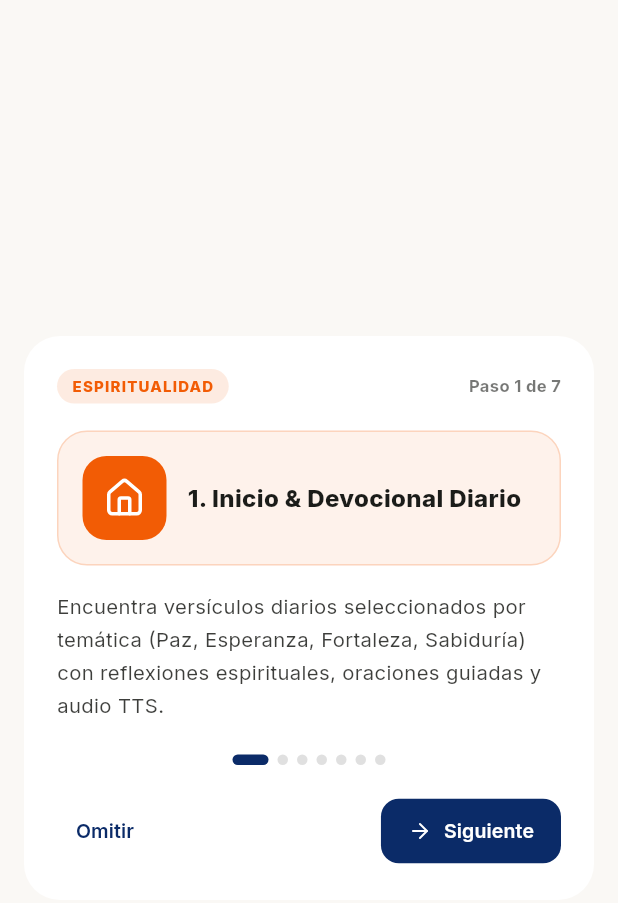
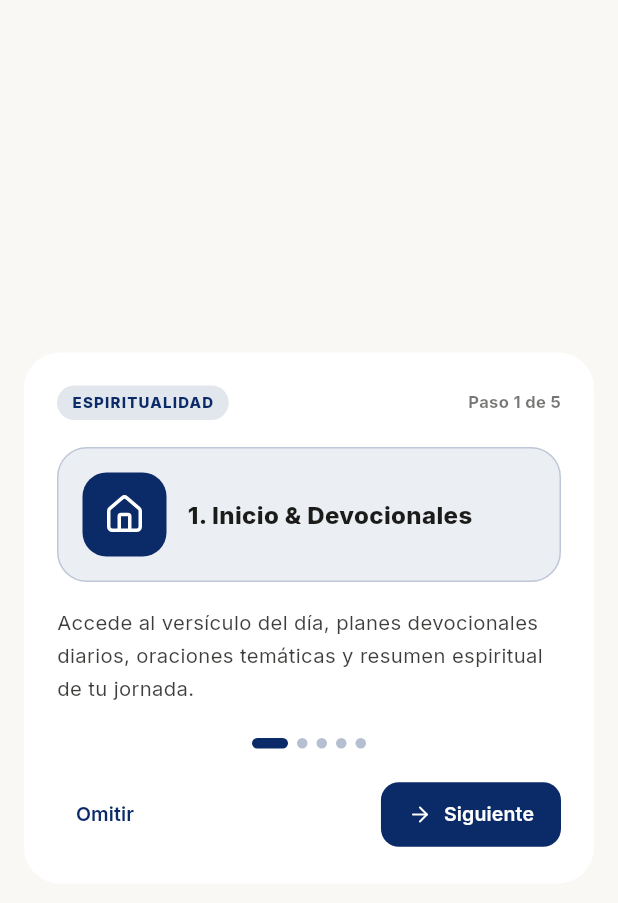
Before and after one commit to csarini/Bible-AI, a Flutter app: the CoachMarkGuideDialog widget shown alone on an empty page, opened directly, on a phone screen of 412 x 824 dp. Shown: the top 903 px of the screen. Run offline on Flutter 3.47's test engine with Material 3 defaults, Android fonts, the phone set to English and light mode, and no system bars; our stand-ins replace drift, flutter_riverpod, google_fonts, lucide_icons_flutter, package_info_plus, share_plus; missing offline and left inert: home_widget; accounts and stored records are empty; generated files the repository leaves out were written again.

Commit message:
se realizan ajustes

```diff
--- a/flutter/lib/shared/widgets/coachmark_guide_dialog.dart
+++ b/flutter/lib/shared/widgets/coachmark_guide_dialog.dart
@@ -1,80 +1,63 @@
 import 'package:flutter/material.dart';
 import 'package:google_fonts/google_fonts.dart';
 import 'package:lucide_icons_flutter/lucide_icons.dart';
-import '../../core/theme/sanctuary_colors.dart';
 
 class GuideStep {
   final String title;
   final String description;
   final IconData icon;
-  final Color color;
   final String tag;
+  final int targetIndex; // Índice correspondiente en selectedTabProvider
 
   const GuideStep({
     required this.title,
     required this.description,
     required this.icon,
-    required this.color,
     required this.tag,
+    required this.targetIndex,
   });
 }
 
 const List<GuideStep> kGuideSteps = [
   GuideStep(
-    title: '1. Inicio & Devocional Diario',
+    title: '1. Inicio & Devocionales',
     description:
-        'Encuentra versículos diarios seleccionados por temática (Paz, Esperanza, Fortaleza, Sabiduría) con reflexiones espirituales, oraciones guiadas y audio TTS.',
+        'Accede al versículo del día, planes devocionales diarios, oraciones temáticas y resumen espiritual de tu jornada.',
     icon: LucideIcons.home,
-    color: SanctuaryColors.sunOrange,
     tag: 'ESPIRITUALIDAD',
+    targetIndex: 0,
   ),
   GuideStep(
-    title: '2. Lector Bíblico & Versículos',
+    title: '2. Búsqueda & Biblioteca (66 Libros)',
     description:
-        'Lee los 66 libros canónicos con ajuste de tamaño de letra, fuentes (Merriweather, Playfair, Jakarta), interlineado, resaltador multicolor y notas personales.',
-    icon: LucideIcons.bookOpen,
-    color: SanctuaryColors.waveNavy,
-    tag: 'CANON BÍBLICO',
+        'Explora los 66 libros del Antiguo y Nuevo Testamento. Escribe referencias directas (ej. "Juan 3:16") para saltar al texto al instante.',
+    icon: LucideIcons.library,
+    tag: 'NAVEGACIÓN',
+    targetIndex: 2,
   ),
   GuideStep(
-    title: '3. Biblioteca & Búsqueda Rápida',
+    title: '3. Lectura Inmersiva',
     description:
-        'Filtra rápidamente por Antiguo y Nuevo Testamento. Escribe referencias directas como "Juan 3:16" o "Mateo 4" para saltar al versículo al instante.',
-    icon: LucideIcons.search,
-    color: SanctuaryColors.cyanAccent,
-    tag: 'NAVEGACIÓN',
+        'Experiencia de lectura inmersiva con selección de tipografías, tamaño de letra, interlineado y resaltador de versículos.',
+    icon: LucideIcons.bookOpen,
+    tag: 'CANON BÍBLICO',
+    targetIndex: 1,
   ),
   GuideStep(
-    title: '4. Mapas Bíblicos Interactivos',
+    title: '4. Notas & Versículos Guardados',
     description:
-        'Explora los 4 viajes misioneros del apóstol Pablo, la ruta del Éxodo por el Mar Rojo y el Monte Sinaí con detalles geográficos e históricos.',
-    icon: LucideIcons.map,
-    color: SanctuaryColors.waveNavy,
-    tag: 'GEOGRAFÍA BÍBLICA',
+        'Organiza tus versículos marcados, marcadores de lectura y apuntes personales en un solo lugar estructurado.',
+    icon: LucideIcons.bookmark,
+    tag: 'ESTUDIO PERSONAL',
+    targetIndex: 3,
   ),
   GuideStep(
-    title: '5. Prédicas & Modo Púlpito HD',
+    title: '5. Mentor Teológico IA',
     description:
-        'Diseñado para pastores y predicadores: vista de alto contraste para proyección, temporizador de mensaje, notas de sermón y control de tipografía grande.',
-    icon: LucideIcons.mic,
-    color: SanctuaryColors.brandPurple,
-    tag: 'MINISTERIO',
-  ),
-  GuideStep(
-    title: '6. Mentor Teológico IA',
-    description:
-        'Consulta dudas doctrinales, contexto histórico y pasajes paralelos con asistencia de IA responsable basada estrictamente en las Sagradas Escrituras.',
+        'Asistente bíblico con inteligencia artificial para responder consultas doctrinales, contextos históricos y pasajes paralelos.',
     icon: LucideIcons.sparkles,
-    color: Color(0xFF10B981),
-    tag: 'ESTUDIO BÍBLICO',
-  ),
-  GuideStep(
-    title: '7. Ajustes, 3 Temas & Respaldo JSON',
-    description:
-        'Alterna al instante entre modo Claro (Pergamino), Sepia (Cálido) y Oscuro (Noche). Exporta e importa copias de seguridad de todas tus notas en formato JSON.',
-    icon: LucideIcons.settings,
-    color: Color(0xFF705335),
-    tag: 'PERSONALIZACIÓN',
+    tag: 'INTELIGENCIA ARTIFICIAL',
+    targetIndex: 6,
   ),
 ];
 
@@ -101,6 +84,7 @@ class _CoachMarkGuideDialogState extends State<CoachMarkGuideDialog> {
   @override
   Widget build(BuildContext context) {
     final theme = Theme.of(context);
+    final primaryColor = theme.colorScheme.primary;
     final step = kGuideSteps[_currentStepIndex];
     final isLastStep = _currentStepIndex == kGuideSteps.length - 1;
 
@@ -115,7 +99,7 @@ class _CoachMarkGuideDialogState extends State<CoachMarkGuideDialog> {
           mainAxisSize: MainAxisSize.min,
           crossAxisAlignment: CrossAxisAlignment.start,
           children: [
-            // Header
+            // Header con Categoría y Progreso
             Row(
               mainAxisAlignment: MainAxisAlignment.spaceBetween,
               children: [
@@ -123,7 +107,7 @@ class _CoachMarkGuideDialogState extends State<CoachMarkGuideDialog> {
                   padding:
                       const EdgeInsets.symmetric(horizontal: 10, vertical: 4),
                   decoration: BoxDecoration(
-                    color: step.color.withValues(alpha: 0.12),
+                    color: primaryColor.withValues(alpha: 0.12),
                     borderRadius: BorderRadius.circular(20),
                   ),
                   child: Text(
@@ -132,7 +116,7 @@ class _CoachMarkGuideDialogState extends State<CoachMarkGuideDialog> {
                       fontSize: 10,
                       fontWeight: FontWeight.w800,
                       letterSpacing: 0.8,
-                      color: step.color,
+                      color: primaryColor,
                     ),
                   ),
                 ),
@@ -149,23 +133,24 @@ class _CoachMarkGuideDialogState extends State<CoachMarkGuideDialog> {
 
             const SizedBox(height: 18),
 
-            // Step Visual Card
+            // Tarjeta del Paso Actual
             Container(
               padding: const EdgeInsets.all(16),
               decoration: BoxDecoration(
-                color: step.color.withValues(alpha: 0.08),
+                color: primaryColor.withValues(alpha: 0.08),
                 borderRadius: BorderRadius.circular(20),
-                border: Border.all(color: step.color.withValues(alpha: 0.2)),
+                border: Border.all(color: primaryColor.withValues(alpha: 0.2)),
               ),
               child: Row(
                 children: [
                   Container(
                     padding: const EdgeInsets.all(14),
                     decoration: BoxDecoration(
-                      color: step.color,
+                      color: primaryColor,
                       borderRadius: BorderRadius.circular(16),
                     ),
-                    child: Icon(step.icon, size: 28, color: Colors.white),
+                    child: Icon(step.icon,
+                        size: 28, color: theme.colorScheme.onPrimary),
                   ),
                   const SizedBox(width: 14),
                   Expanded(
@@ -184,7 +169,7 @@ class _CoachMarkGuideDialogState extends State<CoachMarkGuideDialog> {
 
             const SizedBox(height: 16),
 
-            // Description
+            // Descripción
             Text(
               step.description,
               style: GoogleFonts.inter(
@@ -196,7 +181,7 @@ class _CoachMarkGuideDialogState extends State<CoachMarkGuideDialog> {
 
             const SizedBox(height: 22),
 
-            // Step Indicators Dots
+            // Indicadores de Puntos
             Row(
               mainAxisAlignment: MainAxisAlignment.center,
               children: List.generate(kGuideSteps.length, (index) {
@@ -208,8 +193,8 @@ class _CoachMarkGuideDialogState extends State<CoachMarkGuideDialog> {
                   height: 7,
                   decoration: BoxDecoration(
                     color: isCurrent
-                        ? SanctuaryColors.waveNavy
-                        : Colors.grey.shade300,
+                        ? primaryColor
+                        : theme.colorScheme.outline.withValues(alpha: 0.3),
                     borderRadius: BorderRadius.circular(4),
                   ),
                 );
@@ -218,7 +203,7 @@ class _CoachMarkGuideDialogState extends State<CoachMarkGuideDialog> {
 
             const SizedBox(height: 20),
 
-            // Actions (Previous / Next / Finish)
+            // Botones de Navegación
             Row(
               children: [
                 if (_currentStepIndex > 0)
@@ -234,6 +219,11 @@ class _CoachMarkGuideDialogState extends State<CoachMarkGuideDialog> {
                 const Spacer(),
                 FilledButton.icon(
                   onPressed: () {
+                    // Si se pasó una función para cambiar de pantalla al finalizar
+                    if (widget.onNavigateToSection != null) {
+                      widget.onNavigateToSection!(step.targetIndex);
+                    }
+
                     if (isLastStep) {
                       Navigator.pop(context);
                     } else {
@@ -241,7 +231,8 @@ class _CoachMarkGuideDialogState extends State<CoachMarkGuideDialog> {
                     }
                   },
                   style: FilledButton.styleFrom(
-                    backgroundColor: SanctuaryColors.waveNavy,
+                    backgroundColor: primaryColor,
+                    foregroundColor: theme.colorScheme.onPrimary,
                     padding: const EdgeInsets.symmetric(
                         horizontal: 18, vertical: 12),
                     shape: RoundedRectangleBorder(
@@ -250,7 +241,7 @@ class _CoachMarkGuideDialogState extends State<CoachMarkGuideDialog> {
                   icon: Icon(
                       isLastStep ? LucideIcons.check : LucideIcons.arrowRight,
                       size: 16),
-                  label: Text(isLastStep ? '¡Comenzar!' : 'Siguiente'),
+                  label: Text(isLastStep ? '¡Entendido!' : 'Siguiente'),
                 ),
               ],
             ),
```
Also changed, not shown: flutter/lib/features/shell/presentation/views/sanctuary_main_shell.dart (+11 -0 lines), flutter/lib/shared/widgets/feedback_dialog.dart (+76 -86 lines).
